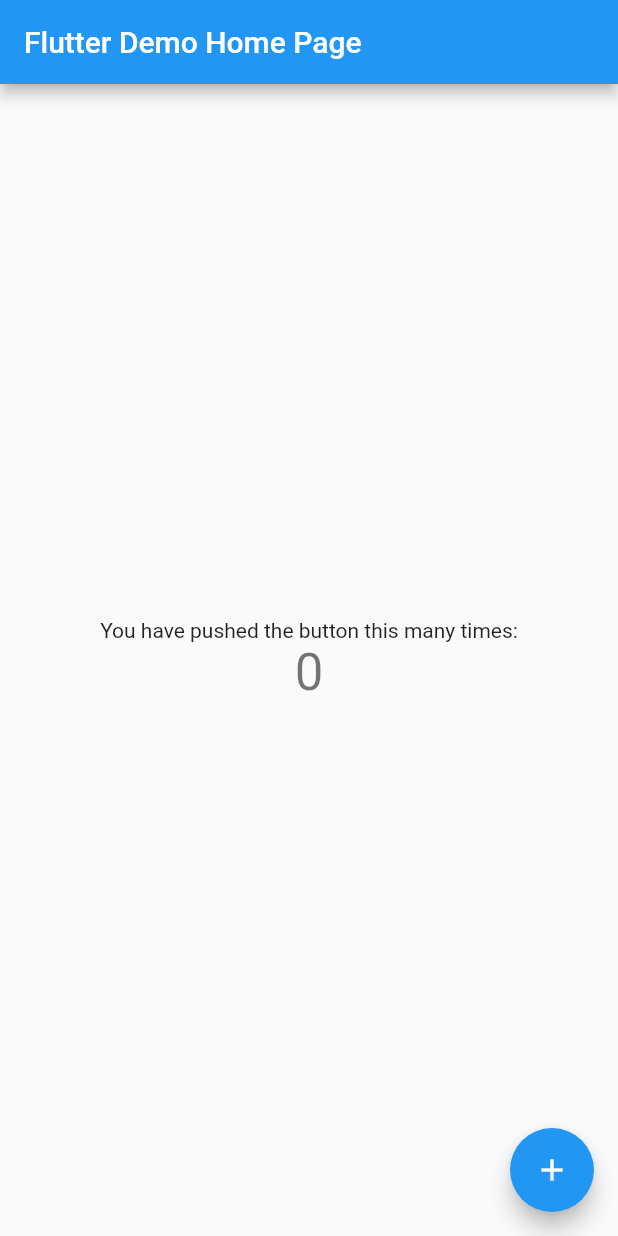
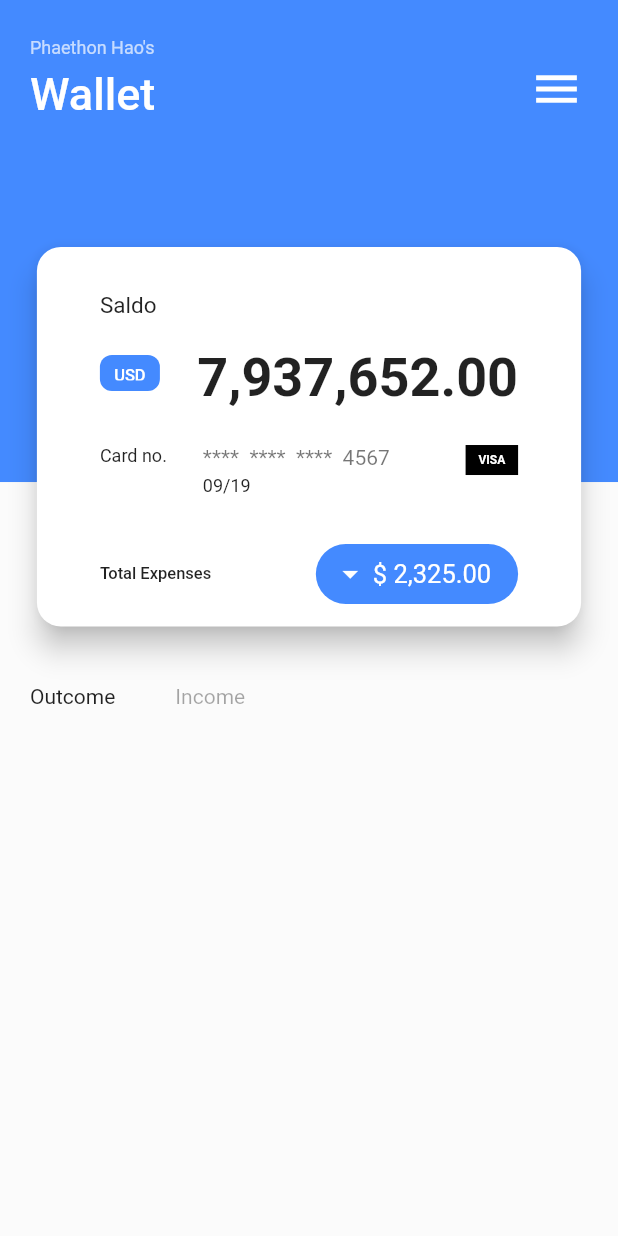
Before and after one commit to marmotini/sample_finance_app_3, a Flutter app: the screen it shows after launch, on a phone screen of 412 x 824 dp. Run offline on Flutter 3.47's test engine with Material 2 defaults, Android fonts, the phone set to English and light mode, and no system bars.

Commit message:
updates on wallet stats screen

```diff
--- /dev/null
+++ b/lib/activity_screen.dart
@@ -0,0 +1,8 @@
+import 'package:flutter/material.dart';
+
+class ActivityScreen extends StatelessWidget {
+  @override
+  Widget build(BuildContext context) {
+    return Container();
+  }
+}
--- a/lib/main.dart
+++ b/lib/main.dart
@@ -1,111 +1,21 @@
 import 'package:flutter/material.dart';
+import 'package:sample_finance_app_3/activity_screen.dart';
+import 'package:sample_finance_app_3/stats_screen.dart';
+import 'package:sample_finance_app_3/wallet_stats_screen.dart';
 
 void main() => runApp(MyApp());
 
 class MyApp extends StatelessWidget {
-  // This widget is the root of your application.
   @override
   Widget build(BuildContext context) {
     return MaterialApp(
-      title: 'Flutter Demo',
-      theme: ThemeData(
-        // This is the theme of your application.
-        //
-        // Try running your application with "flutter run". You'll see the
-        // application has a blue toolbar. Then, without quitting the app, try
-        // changing the primarySwatch below to Colors.green and then invoke
-        // "hot reload" (press "r" in the console where you ran "flutter run",
-        // or simply save your changes to "hot reload" in a Flutter IDE).
-        // Notice that the counter didn't reset back to zero; the application
-        // is not restarted.
-        primarySwatch: Colors.blue,
-      ),
-      home: MyHomePage(title: 'Flutter Demo Home Page'),
+      title: 'Finance Application 3',
+      routes: {
+//        '/': (context) => ActivityScreen(),
+        '/': (context) => WalletStatsScreen(),
+        '/stats': (context) => StatsScreen(),
+//        '/wallet': (context) => WalletStatsScreen(),
+      },
     );
   }
 }
-
-class MyHomePage extends StatefulWidget {
-  MyHomePage({Key key, this.title}) : super(key: key);
-
-  // This widget is the home page of your application. It is stateful, meaning
-  // that it has a State object (defined below) that contains fields that affect
-  // how it looks.
-
-  // This class is the configuration for the state. It holds the values (in this
-  // case the title) provided by the parent (in this case the App widget) and
-  // used by the build method of the State. Fields in a Widget subclass are
-  // always marked "final".
-
-  final String title;
-
-  @override
-  _MyHomePageState createState() => _MyHomePageState();
-}
-
-class _MyHomePageState extends State<MyHomePage> {
-  int _counter = 0;
-
-  void _incrementCounter() {
-    setState(() {
-      // This call to setState tells the Flutter framework that something has
-      // changed in this State, which causes it to rerun the build method below
-      // so that the display can reflect the updated values. If we changed
-      // _counter without calling setState(), then the build method would not be
-      // called again, and so nothing would appear to happen.
-      _counter++;
-    });
-  }
-
-  @override
-  Widget build(BuildContext context) {
-    // This method is rerun every time setState is called, for instance as done
-    // by the _incrementCounter method above.
-    //
-    // The Flutter framework has been optimized to make rerunning build methods
-    // fast, so that you can just rebuild anything that needs updating rather
-    // than having to individually change instances of widgets.
-    return Scaffold(
-      appBar: AppBar(
-        // Here we take the value from the MyHomePage object that was created by
-        // the App.build method, and use it to set our appbar title.
-        title: Text(widget.title),
-      ),
-      body: Center(
-        // Center is a layout widget. It takes a single child and positions it
-        // in the middle of the parent.
-        child: Column(
-          // Column is also layout widget. It takes a list of children and
-          // arranges them vertically. By default, it sizes itself to fit its
-          // children horizontally, and tries to be as tall as its parent.
-          //
-          // Invoke "debug painting" (press "p" in the console, choose the
-          // "Toggle Debug Paint" action from the Flutter Inspector in Android
-          // Studio, or the "Toggle Debug Paint" command in Visual Studio Code)
-          // to see the wireframe for each widget.
-          //
-          // Column has various properties to control how it sizes itself and
-          // how it positions its children. Here we use mainAxisAlignment to
-          // center the children vertically; the main axis here is the vertical
-          // axis because Columns are vertical (the cross axis would be
-          // horizontal).
-          mainAxisAlignment: MainAxisAlignment.center,
-          children: <Widget>[
-            Text(
-              'You have pushed the button this many times:',
-            ),
-            Text(
-              '$_counter',
-              style: Theme.of(context).textTheme.display1,
-            ),
-          ],
-        ),
-      ),
-      floatingActionButton: FloatingActionButton(
-        onPressed: _incrementCounter,
-        tooltip: 'Increment',
-        child: Icon(Icons.add),
-      ), // This trailing comma makes auto-formatting nicer for build methods.
-    );
-  }
-}
--- /dev/null
+++ b/lib/models/bar_chart_data.dart
@@ -0,0 +1,13 @@
+class BarData {
+  final int size;
+  final String label;
+
+  const BarData(this.size, this.label);
+}
+
+var barChatData = <BarData>[
+  BarData(5, 'Others'),
+  BarData(25, 'Withdrawals'),
+  BarData(10, 'Subscription'),
+  BarData(45, 'Transfers'),
+];
--- /dev/null
+++ b/lib/stats_screen.dart
@@ -0,0 +1,8 @@
+import 'package:flutter/material.dart';
+
+class StatsScreen extends StatelessWidget {
+  @override
+  Widget build(BuildContext context) {
+    return null;
+  }
+}
--- /dev/null
+++ b/lib/style.dart
@@ -0,0 +1,11 @@
+import 'package:flutter/material.dart';
+
+MaterialAccentColor themeColor = Colors.blueAccent;
+
+double walletStatsCardTopRatio = .195;
+
+double walletStatsCardWidthRatio = .90;
+
+double walletStatsCardLeftRatio = .05;
+
+double walletStatsHeaderHeightRatio = .39;
--- /dev/null
+++ b/lib/wallet_stats_screen.dart
@@ -0,0 +1,28 @@
+import 'package:flutter/material.dart';
+import 'package:sample_finance_app_3/widgets/wallet_stats_header.dart';
+import 'package:sample_finance_app_3/widgets/wallet_stats_card_details.dart';
+import 'package:sample_finance_app_3/widgets/wallet_stats_bar_chart.dart';
+
+class WalletStatsScreen extends StatelessWidget {
+  @override
+  Widget build(BuildContext context) {
+    return Scaffold(
+      body: Stack(
+        children: <Widget>[
+          SafeArea(
+            child: Column(
+              crossAxisAlignment: CrossAxisAlignment.start,
+              children: <Widget>[
+                WalletStatsHeader(),
+                Expanded(
+                  child: WalletStatsBarChat(),
+                ),
+              ],
+            ),
+          ),
+          WalletStatsCardDetails(),
+        ],
+      ),
+    );
+  }
+}
--- /dev/null
+++ b/lib/widgets/expenses_card.dart
@@ -0,0 +1,23 @@
+import 'package:flutter/material.dart';
+
+class ExpenseCard extends StatelessWidget {
+  final String name;
+  final String dates;
+
+  const ExpenseCard({Key key, @required this.name, @required this.dates})
+      : super(key: key);
+
+  @override
+  Widget build(BuildContext context) {
+    return Card(
+      margin: EdgeInsets.only(left: 5, right: 5, top: 15, bottom: 10),
+      elevation: 10,
+      shape: RoundedRectangleBorder(borderRadius: BorderRadius.circular(28)),
+      child: Column(
+        children: <Widget>[
+          Text("Hello World"),
+        ],
+      ),
+    );
+  }
+}
--- /dev/null
+++ b/lib/widgets/wallet_stats_bar_chart.dart
@@ -0,0 +1,97 @@
+import 'package:flutter/material.dart';
+import 'package:sample_finance_app_3/style.dart';
+import 'package:sample_finance_app_3/models/bar_chart_data.dart';
+
+class WalletStatsBarChat extends StatelessWidget {
+  @override
+  Widget build(BuildContext context) {
+    return Container(
+      alignment: Alignment.topLeft,
+      padding: EdgeInsets.fromLTRB(20, 5, 20, 30),
+      decoration: BoxDecoration(
+        color: Colors.white12,
+      ),
+      child: Column(
+        children: <Widget>[
+          SizedBox(height: 130),
+          Row(
+            children: <Widget>[
+              Text("Outcome"),
+              SizedBox(width: 40),
+              Opacity(
+                opacity: .4,
+                child: Text(
+                  "Income",
+                ),
+              ),
+            ],
+          ),
+          BarChat(barChatData),
+        ],
+      ),
+    );
+  }
+}
+
+class BarChat extends StatelessWidget {
+  final List<BarData> barChatData;
+
+  const BarChat(this.barChatData) : super();
+
+  @override
+  Widget build(BuildContext context) {
+    var size = MediaQuery.of(context).size;
+    var height = size.height;
+    var width = size.width;
+
+    print("BarChat Height:$height, Width: $width");
+
+    return Container(
+      child: Row(
+        crossAxisAlignment: CrossAxisAlignment.start,
+        children: <Widget>[
+          BarHeader(start: 0, end: 1000, spacer: 200),
+          for (BarData bData in this.barChatData) BarCol(data: bData),
+        ],
+      ),
+    );
+  }
+}
+
+class BarHeader extends StatelessWidget {
+  final double start;
+  final double end;
+  final double spacer;
+
+  const BarHeader({this.start, this.end, this.spacer});
+
+  @override
+  Widget build(BuildContext context) {
+    var size = MediaQuery.of(context).size;
+    var height = size.height;
+    var width = size.width;
+
+    print("BarHeader Height:$height, Width: $width");
+
+    return Spacer();
+  }
+}
+
+class BarCol extends StatelessWidget {
+  final BarData data;
+  final double maxWidth;
+  final double maxHeight;
+
+  const BarCol({this.data, this.maxHeight, this.maxWidth});
+
+  @override
+  Widget build(BuildContext context) {
+    var size = MediaQuery.of(context).size;
+    var height = size.height;
+    var width = size.width;
+
+    print("BarCol Height:$height, Width: $width");
+
+    return SizedBox();
+  }
+}
--- /dev/null
+++ b/lib/widgets/wallet_stats_card_details.dart
@@ -0,0 +1,156 @@
+import 'package:flutter/material.dart';
+import 'package:sample_finance_app_3/style.dart';
+
+class WalletStatsCardDetails extends StatelessWidget {
+  @override
+  Widget build(BuildContext context) {
+    var width = MediaQuery.of(context).size.width;
+    var height = MediaQuery.of(context).size.height;
+
+    return Positioned(
+      top: height * walletStatsCardTopRatio,
+      width: width * walletStatsCardWidthRatio,
+      left: width * walletStatsCardLeftRatio,
+      child: Card(
+        shape: RoundedRectangleBorder(
+          borderRadius: BorderRadius.circular(16),
+        ),
+        elevation: 8,
+        child: Padding(
+          padding: EdgeInsets.fromLTRB(42, 30, 42, 15),
+          child: Column(
+            mainAxisSize: MainAxisSize.min,
+            crossAxisAlignment: CrossAxisAlignment.start,
+            children: <Widget>[
+              Text(
+                "Saldo",
+                style: TextStyle(
+                  fontWeight: FontWeight.w400,
+                  fontSize: 15,
+                ),
+              ),
+              SizedBox(height: 18),
+              Row(
+                crossAxisAlignment: CrossAxisAlignment.start,
+                children: <Widget>[
+                  Padding(
+                    padding: EdgeInsets.only(top: 6),
+                    child: SizedBox(
+                      width: 40,
+                      height: 24,
+                      child: RaisedButton(
+                        disabledColor: themeColor,
+                        shape: RoundedRectangleBorder(
+                          borderRadius: BorderRadius.circular(8),
+                        ),
+                        padding: EdgeInsets.fromLTRB(8, 7, 8, 7),
+                        child: Text(
+                          'USD',
+                          style: TextStyle(
+                            fontSize: 11,
+                            color: Colors.white,
+                          ),
+                        ),
+                        onPressed: null,
+                      ),
+                    ),
+                  ),
+                  Spacer(),
+                  Text(
+                    "7,937,652.00",
+                    style: TextStyle(
+                      fontSize: 36,
+                      fontWeight: FontWeight.w600,
+                    ),
+                  )
+                ],
+              ),
+              SizedBox(height: 24),
+              Row(
+                crossAxisAlignment: CrossAxisAlignment.start,
+                children: <Widget>[
+                  Text(
+                    "Card no.",
+                    style: TextStyle(
+                      fontSize: 12,
+                    ),
+                  ),
+                  SizedBox(width: 24),
+                  Column(
+                    crossAxisAlignment: CrossAxisAlignment.start,
+                    children: <Widget>[
+                      Text(
+                        "****  ****  ****  4567",
+                        style: TextStyle(
+                          fontSize: 14,
+                          color: Colors.black54,
+                        ),
+                      ),
+                      Padding(
+                        padding: EdgeInsets.only(top: 4),
+                        child: Text(
+                          "09/19",
+                          style: TextStyle(fontSize: 12),
+                        ),
+                      ),
+                    ],
+                  ),
+                  Spacer(),
+                  Container(
+                    color: Colors.black,
+                    width: 35,
+                    height: 20,
+                    alignment: Alignment.center,
+                    child: Text(
+                      "VISA",
+                      style: TextStyle(
+                        fontSize: 8,
+                        fontWeight: FontWeight.bold,
+                        color: Colors.white,
+                      ),
+                    ),
+                  )
+                ],
+              ),
+              SizedBox(height: 32),
+              Row(children: <Widget>[
+                Text(
+                  "Total Expenses",
+                  style: TextStyle(
+                    fontSize: 11,
+                    fontWeight: FontWeight.w500,
+                  ),
+                ),
+                Spacer(),
+                Container(
+                    padding: EdgeInsets.fromLTRB(11, 8, 18, 8),
+                    decoration: BoxDecoration(
+                      color: themeColor,
+                      borderRadius: BorderRadius.circular(25),
+                    ),
+                    child: Row(
+                      children: <Widget>[
+                        IconTheme(
+                          data: IconThemeData(
+                            color: Colors.white,
+                          ),
+                          child: Icon(Icons.arrow_drop_down),
+                        ),
+                        SizedBox(width: 3),
+                        Text(
+                          '\$ 2,325.00',
+                          style: TextStyle(
+                            color: Colors.white,
+                            fontSize: 17,
+                          ),
+                        ),
+                      ],
+                    )),
+              ]),
+            ],
+          ),
+        ),
+      ),
+    );
+  }
+}
--- /dev/null
+++ b/lib/widgets/wallet_stats_header.dart
@@ -0,0 +1,60 @@
+import 'package:flutter/material.dart';
+import 'package:sample_finance_app_3/style.dart';
+
+class WalletStatsHeader extends StatelessWidget {
+  @override
+  Widget build(BuildContext context) {
+    var height = MediaQuery.of(context).size.height;
+
+    return Container(
+      height: height * walletStatsHeaderHeightRatio,
+      decoration: BoxDecoration(
+        color: themeColor,
+      ),
+      child: Padding(
+        padding: EdgeInsets.fromLTRB(20, 25, 15, 30),
+        child: Row(
+          children: <Widget>[
+            Column(
+              crossAxisAlignment: CrossAxisAlignment.start,
+              children: <Widget>[
+                Text(
+                  "Phaethon Hao's",
+                  style: TextStyle(
+                    color: Colors.white70,
+                    fontSize: 12,
+                  ),
+                ),
+                SizedBox(height: 6),
+                Text(
+                  "Wallet",
+                  style: TextStyle(
+                    fontWeight: FontWeight.w500,
+                    fontSize: 30,
+                    color: Colors.white,
+                  ),
+                ),
+              ],
+            ),
+            Spacer(),
+            Align(
+              alignment: Alignment.topRight,
+              child: ButtonTheme(
+                minWidth: 0,
+                child: FlatButton(
+                  padding: const EdgeInsets.fromLTRB(0, 16, 4, 0),
+                  onPressed: () => null,
+                  child: const Icon(
+                    Icons.menu,
+                    color: Colors.white,
+                    size: 36,
+                  ),
+                ),
+              ),
+            ),
+          ],
+        ),
+      ),
+    );
+  }
+}
--- a/pubspec.yaml
+++ b/pubspec.yaml
@@ -14,7 +14,7 @@ description: A new Flutter project.
 version: 1.0.0+1
 
 environment:
-  sdk: ">=2.1.0 <3.0.0"
+  sdk: ">=2.2.2 <3.0.0"
 
 dependencies:
   flutter:
```
